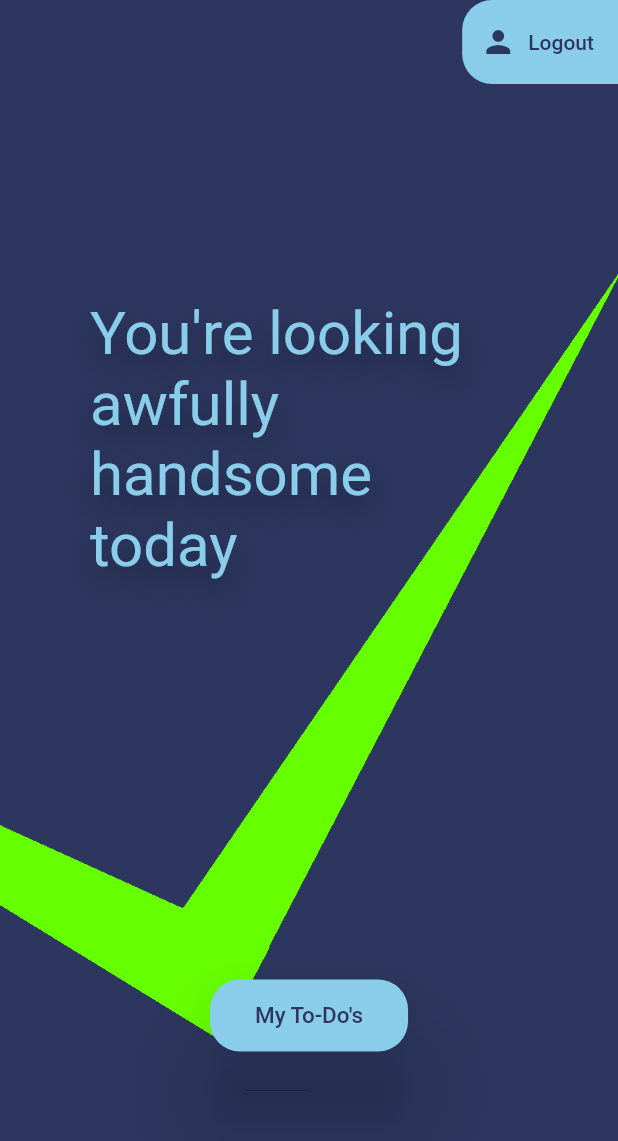
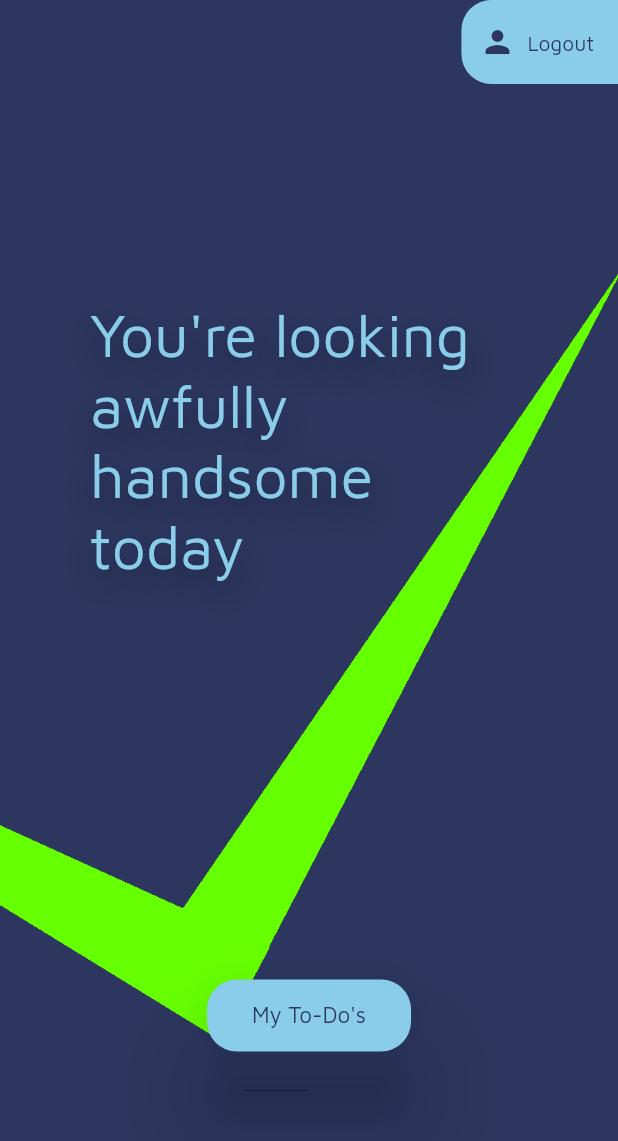
Before and after one commit to TBarmak/retask, a Flutter app: the screen it shows once a user with an empty profile is signed in, on a phone screen of 412 x 824 dp. Shown: the top 1141 px of the screen. Run offline on Flutter 3.47's test engine with Material 2 defaults, Android fonts, the phone set to English and light mode, and no system bars; our stand-ins replace cloud_firestore, firebase_auth, firebase_core, flutter_spinkit, numberpicker, rflutter_alert; accounts and stored records are empty.

Commit message:
Apply MavenPro font to the entire app

```diff
--- a/lib/main.dart
+++ b/lib/main.dart
@@ -20,7 +20,8 @@ class MyApp extends StatelessWidget {
     return StreamProvider<MyUser>.value(
       value: AuthService().user,
       child: MaterialApp(
-        theme: ThemeData(canvasColor: Colors.transparent),
+        theme:
+            ThemeData(canvasColor: Colors.transparent, fontFamily: 'MavenPro'),
         routes: {
           '/': (context) => Wrapper(),
           '/to_dos': (context) => ToDos(),
```
Also changed, not shown: pubspec.yaml (+5 -12 lines), fonts/MavenPro-Regular.ttf (added).
